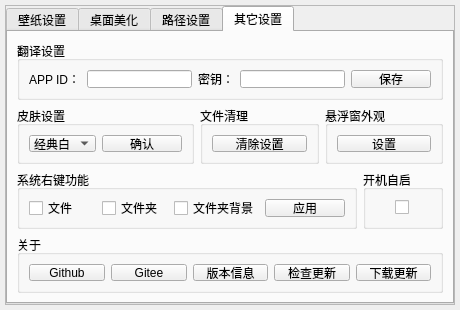
Qt form src/dialog.ui (yjmthu/Neobox) before a commit.
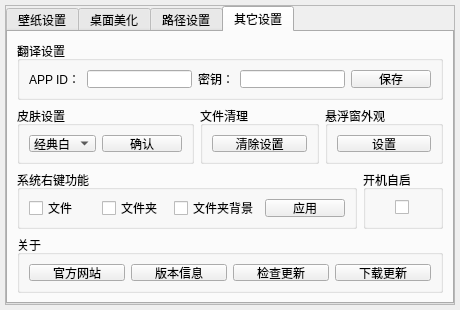
The same form after that commit. The open tabs and pages were chosen to show the change. Icons and pictures are not drawn.

Diff of the .ui file:
```diff
--- a/src/dialog.ui
+++ b/src/dialog.ui
@@ -1713,32 +1713,13 @@
              <string>关于</string>
             </property>
             <layout class="QHBoxLayout" name="horizontalLayout_25">
-             <item>
-              <widget class="QPushButton" name="pushButton_9">
-               <property name="cursor">
-                <cursorShape>PointingHandCursor</cursorShape>
-               </property>
-               <property name="toolTip">
-                <string>https://github.com/yjmthu/Speed-Box</string>
-               </property>
-               <property name="styleSheet">
-                <string notr="true"/>
-               </property>
-               <property name="text">
-                <string>Github</string>
-               </property>
-               <property name="flat">
-                <bool>false</bool>
-               </property>
-              </widget>
-             </item>
              <item>
               <widget class="QPushButton" name="pushButton_14">
                <property name="toolTip">
                 <string>https://gitee.com/yjmthu/Speed-Box</string>
                </property>
                <property name="text">
-                <string>Gitee</string>
+                <string>官方网站</string>
                </property>
               </widget>
              </item>
```
Left out of the diff: 2 changed lines with no effect on the pictures.
